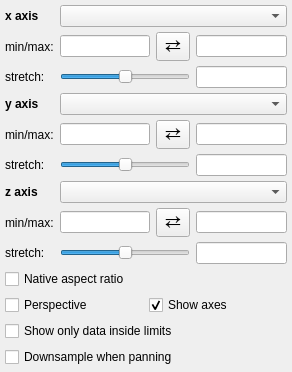
Qt form glue_vispy_viewers/common/viewer_options.ui (glue-viz/glue-vispy-viewers) before a commit.
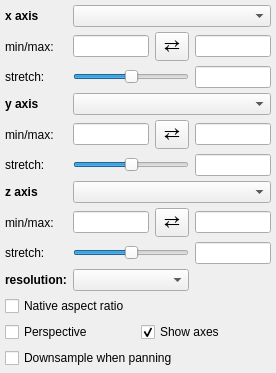
The same form after that commit.

Commit message: Make volume rendering resolution user-settable

```diff
--- a/glue_vispy_viewers/common/viewer_options.ui
+++ b/glue_vispy_viewers/common/viewer_options.ui
@@ -6,7 +6,7 @@
    <rect>
     <x>0</x>
     <y>0</y>
-    <width>292</width>
+    <width>276</width>
     <height>341</height>
    </rect>
   </property>
@@ -29,14 +29,14 @@
    <property name="verticalSpacing">
     <number>5</number>
    </property>
-   <item row="9" column="2">
-    <widget class="QLabel" name="label">
+   <item row="8" column="2">
+    <widget class="QLabel" name="label_2">
      <property name="text">
-      <string>stretch:</string>
+      <string>min/max:</string>
      </property>
     </widget>
    </item>
-   <item row="10" column="2" colspan="4">
+   <item row="11" column="2" colspan="4">
     <layout class="QGridLayout" name="gridLayout">
      <item row="1" column="0">
       <widget class="QCheckBox" name="bool_perspective_view">
@@ -58,13 +58,6 @@
        </property>
       </widget>
      </item>
-     <item row="2" column="0" colspan="2">
-      <widget class="QCheckBox" name="bool_clip_data">
-       <property name="text">
-        <string>Show only data inside limits</string>
-       </property>
-      </widget>
-     </item>
      <item row="0" column="0" colspan="2">
       <widget class="QCheckBox" name="bool_native_aspect">
        <property name="text">
@@ -72,7 +65,7 @@
        </property>
       </widget>
      </item>
-     <item row="3" column="0" colspan="2">
+     <item row="2" column="0" colspan="2">
       <widget class="QCheckBox" name="bool_downsample">
        <property name="enabled">
         <bool>true</bool>
@@ -115,16 +108,16 @@
      </property>
     </widget>
    </item>
+   <item row="2" column="2">
+    <widget class="QLabel" name="label">
+     <property name="text">
+      <string>stretch:</string>
+     </property>
+    </widget>
+   </item>
    <item row="1" column="3">
     <widget class="QLineEdit" name="valuetext_x_min"/>
    </item>
-   <item row="2" column="2">
-    <widget class="QLabel" name="label">
-     <property name="text">
-      <string>stretch:</string>
-     </property>
-    </widget>
-   </item>
    <item row="2" column="3" colspan="2">
     <widget class="QSlider" name="value_x_stretch">
      <property name="minimum">
@@ -141,13 +134,6 @@
      </property>
     </widget>
    </item>
-   <item row="8" column="2">
-    <widget class="QLabel" name="label_2">
-     <property name="text">
-      <string>min/max:</string>
-     </property>
-    </widget>
-   </item>
    <item row="0" column="3" colspan="3">
     <widget class="QComboBox" name="combosel_x_att">
      <property name="sizeAdjustPolicy">
@@ -215,7 +201,7 @@
    <item row="1" column="5">
     <widget class="QLineEdit" name="valuetext_x_max"/>
    </item>
-   <item row="11" column="2">
+   <item row="12" column="2">
     <spacer name="verticalSpacer">
      <property name="orientation">
       <enum>Qt::Vertical</enum>
@@ -327,6 +313,29 @@
      </property>
     </widget>
    </item>
+   <item row="9" column="2">
+    <widget class="QLabel" name="label">
+     <property name="text">
+      <string>stretch:</string>
+     </property>
+    </widget>
+   </item>
+   <item row="10" column="2">
+    <widget class="QLabel" name="label_resolution">
+     <property name="font">
+      <font>
+       <weight>75</weight>
+       <bold>true</bold>
+      </font>
+     </property>
+     <property name="text">
+      <string>resolution:</string>
+     </property>
+    </widget>
+   </item>
+   <item row="10" column="3" colspan="2">
+    <widget class="QComboBox" name="combosel_resolution"/>
+   </item>
   </layout>
  </widget>
  <layoutdefault spacing="6" margin="11"/>
```
The commit also changes 4 other files.
